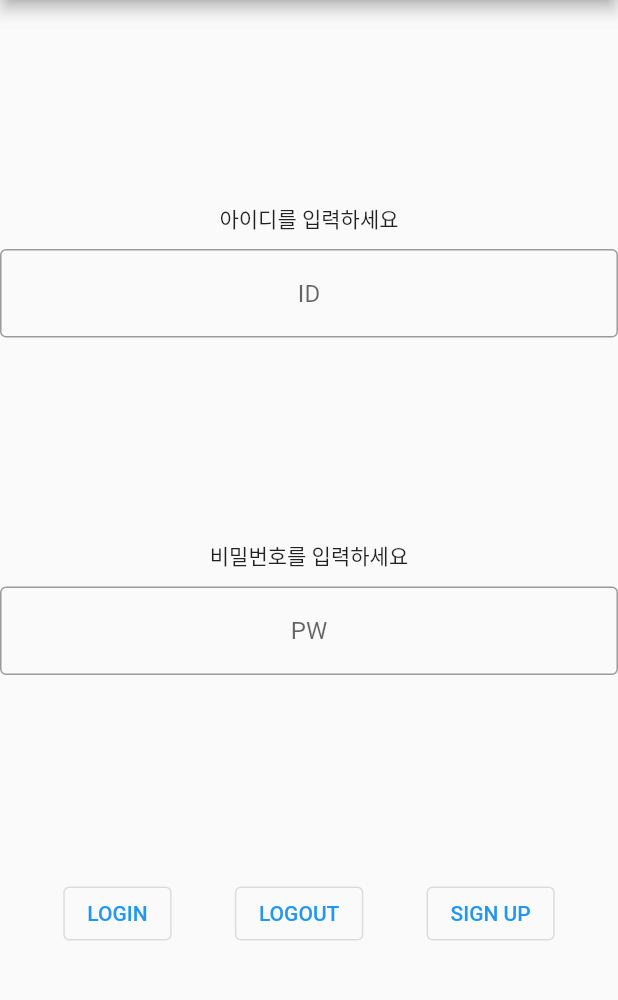
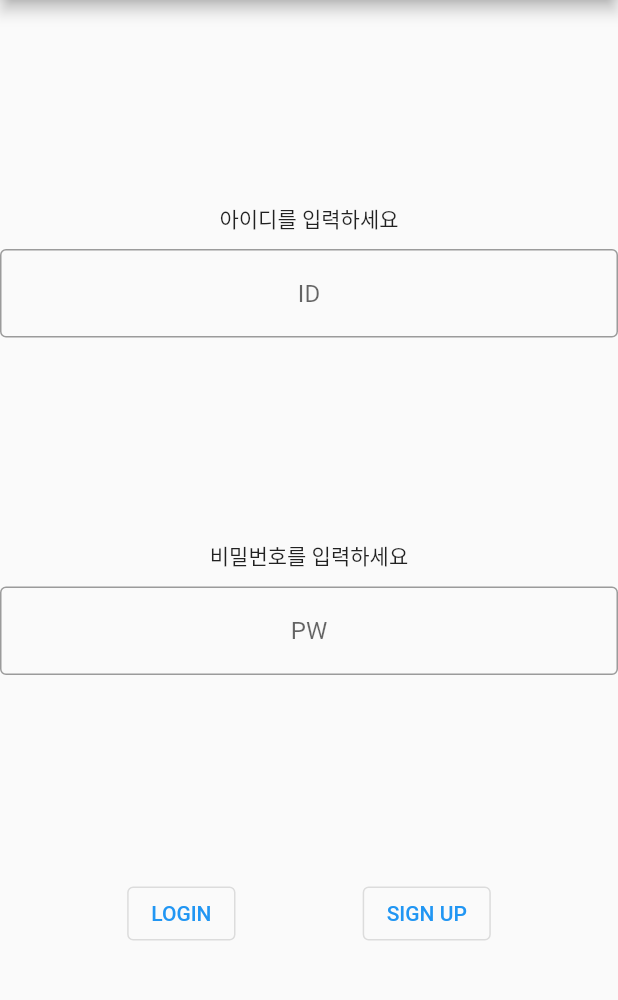
Before and after one commit to WepProglam/polarStar_flutter, a Flutter app: the screen it shows after launch, after a tap on "LOGIN", on a phone screen of 412 x 824 dp, the part 84-1084 px from its top. Run offline on Flutter 3.47's test engine with Material 2 defaults, Android fonts, the light colour scheme and no system bars; network calls fail.

Commit message:
회원가입 암호화

```diff
--- a/lib/login.dart
+++ b/lib/login.dart
@@ -60,7 +60,7 @@ class _LoginInputsState extends State<LoginInputs> {
 
     // print('salt: ${Session.cookies['salt']}');
 
-    data['pw'] = crypto(user_id, user_pw);
+    data['pw'] = crypto_login(user_id, user_pw);
 
     //post
     var response_post = await Session().post(url_login, data);
@@ -73,12 +73,12 @@ class _LoginInputsState extends State<LoginInputs> {
     // print('body: $postBody');
     // print('postHeader: $postHeaders');
 
-    Session.session = Session().updateCookie(response_post, 'session_cookie');
+    Session.session = Session().updateCookie(response_post, 'connect.sid');
 
     if (postHeaders['location'] == '../') {
       Navigator.popAndPushNamed(context, '/mainPage');
     } else {
-      Session.cookies['session_cookie'] = '';
+      Session.cookies['connect.sid'] = '';
     }
   }
 
@@ -131,11 +131,6 @@ class _LoginInputsState extends State<LoginInputs> {
                   child: Text('LOGIN')),
               OutlinedButton(
                   onPressed: () {
-                    Session().get('http://10.0.2.2:3000/logout');
-                  },
-                  child: Text('LOGOUT')),
-              OutlinedButton(
-                  onPressed: () {
                     Navigator.pushNamed(context, '/signUp');
                   },
                   child: Text('SIGN UP'))
--- a/lib/sign_up.dart
+++ b/lib/sign_up.dart
@@ -1,6 +1,6 @@
 import 'package:flutter/material.dart';
 import 'package:http/http.dart' as http;
-import 'dart:convert';
+import 'crypt.dart';
 
 // void main() {
 //   runApp(SignUp());
@@ -48,6 +48,8 @@ class _SignUpInputState extends State<SignUpInput> {
       'nickname': sign_nickname,
       'studentID': sign_studentID
     };
+
+    data['pw'] = crypto_sign_up(sign_id, sign_pw);
 
     var response = await http.post(Uri.parse(url), body: data);
 
```
Also changed, not shown: lib/crypt.dart (+13 -1 lines).
